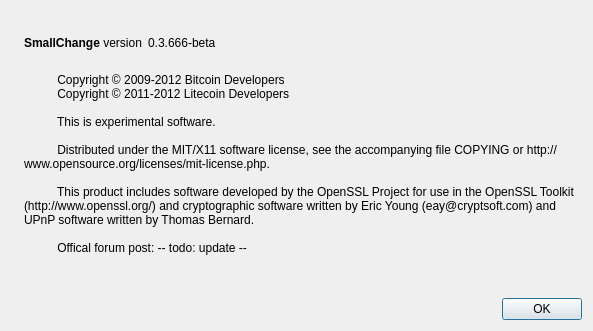
Qt form src/qt/forms/aboutdialog.ui (dsiugzda/litcoin) before a commit.
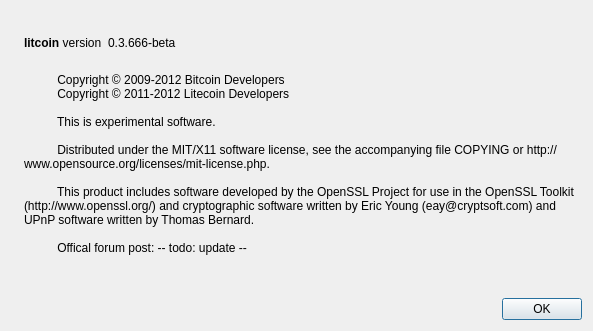
The same form after that commit. Icons and pictures are not drawn.

Diff of the .ui file:
```diff
--- a/src/qt/forms/aboutdialog.ui
+++ b/src/qt/forms/aboutdialog.ui
@@ -50,7 +50,7 @@
           <cursorShape>IBeamCursor</cursorShape>
          </property>
          <property name="text">
-          <string>&lt;b&gt;SmallChange&lt;/b&gt; version</string>
+          <string>&lt;b&gt;litcoin&lt;/b&gt; version</string>
          </property>
          <property name="textInteractionFlags">
           <set>Qt::LinksAccessibleByMouse|Qt::TextSelectableByKeyboard|Qt::TextSelectableByMouse</set>
```
Left out of the diff: 2 changed lines with no effect on the pictures.
